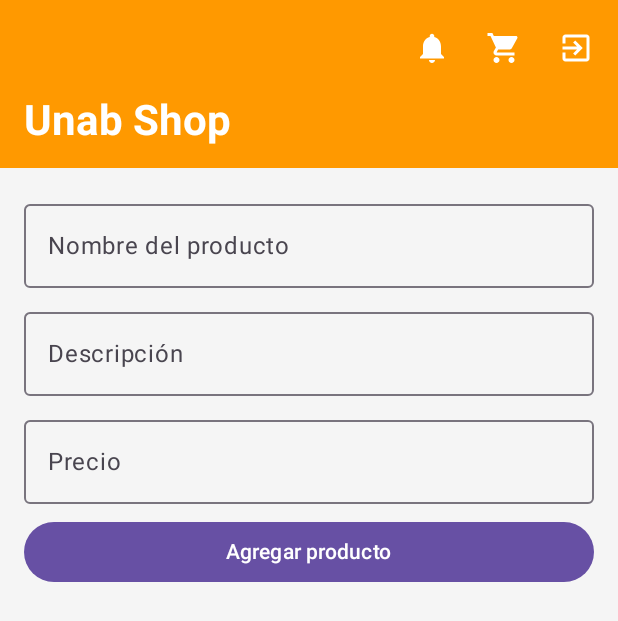
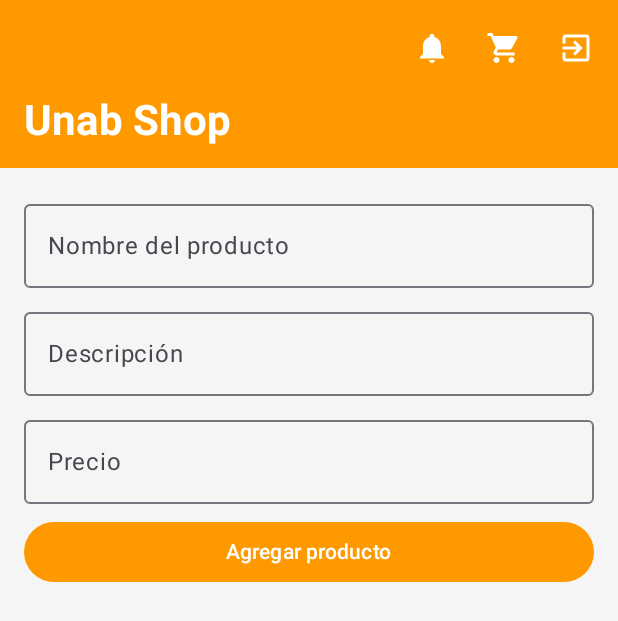
Before and after one commit to andreyyy59/UNABSTORE, an Android app built with Jetpack Compose: the HomeScreen screen opened through its navigation route, on a phone screen of 412 x 824 dp. Shown: the top 621 px of the screen. Run offline under Robolectric (Android 15) with nearby library versions, the phone set to English and light mode, and no system bars; our stand-ins replace Firebase (no records; nobody signed in at launch, a user with empty details on screens opened directly).

Commit message:
Correccion errones FireStore 2 y Ajustes de la intefaz HomeScreen

```diff
--- a/app/src/main/java/me/andreymorales/unabstore/HomeScreen.kt
+++ b/app/src/main/java/me/andreymorales/unabstore/HomeScreen.kt
@@ -25,7 +25,7 @@ import com.google.firebase.auth.auth
 @Composable
 fun HomeScreen(
     onClickLogout: () -> Unit = {},
-    repo: FirestoreRepository = FirestoreRepository() // 🔥 Se crea automáticamente
+    repo: FirestoreRepository = FirestoreRepository()
 ) {
     val auth = Firebase.auth
     val productos = remember { mutableStateListOf<Producto>() }
@@ -109,6 +109,7 @@ fun HomeScreen(
             Spacer(modifier = Modifier.height(8.dp))
 
             Button(
+                modifier = Modifier.fillMaxWidth(),
                 onClick = {
                     if (nombre.isNotEmpty() && precio.isNotEmpty()) {
                         val nuevoProducto = Producto(
@@ -123,7 +124,10 @@ fun HomeScreen(
                         precio = ""
                     }
                 },
-                modifier = Modifier.fillMaxWidth()
+                colors = ButtonDefaults.buttonColors(
+                    containerColor = Color(0xFFFF9900), // Fondo naranja
+                    contentColor = Color.White          // Texto blanco
+                )
             ) {
                 Text("Agregar producto")
             }
@@ -166,9 +170,3 @@ fun HomeScreen(
         }
     }
 }
-
-@Preview(showBackground = true)
-@Composable
-fun PreviewHomeScreen() {
-    HomeScreen()
-}
```
